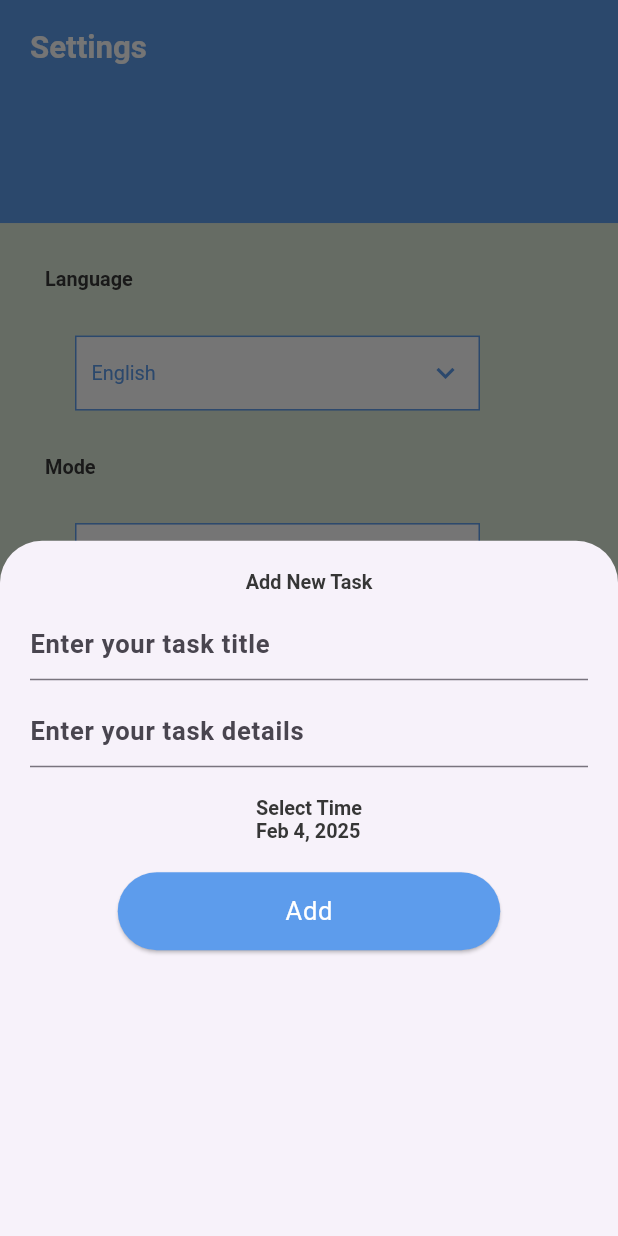
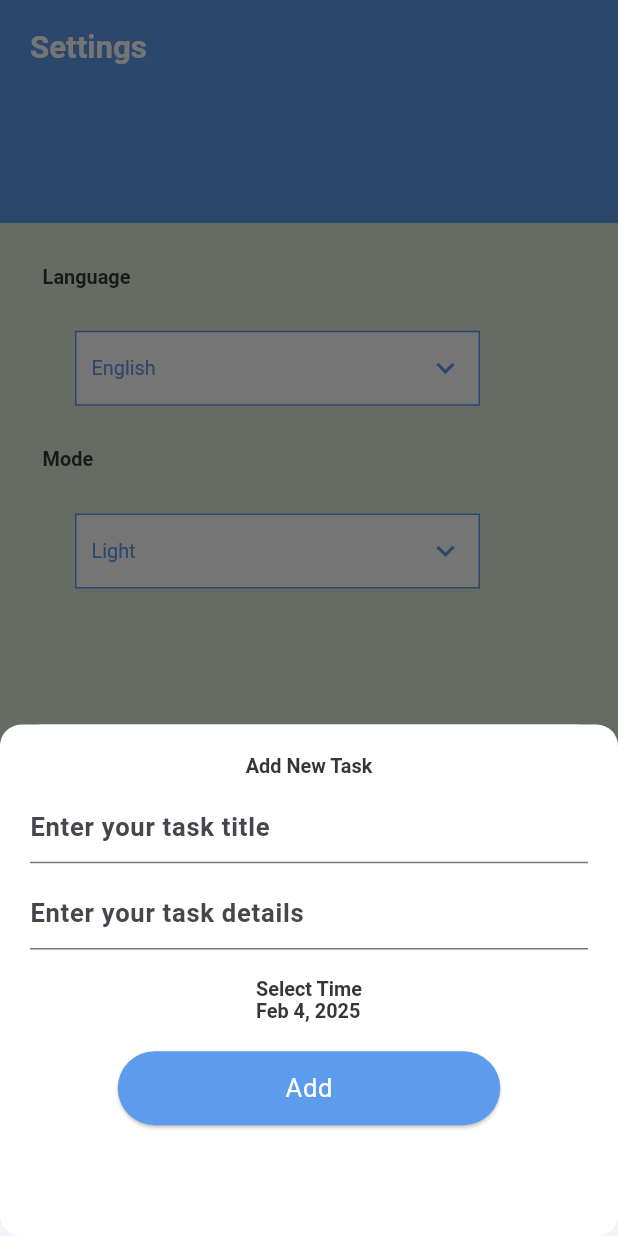
Before and after one commit to KarimYasser15/todo_app, a Flutter app: the screen it shows after launch, item 2 of the bottom bar chosen, after a tap on the "add" icon, on a phone screen of 412 x 824 dp. Run offline on Flutter 3.47's test engine with Material 3 defaults, Android fonts, the phone set to English and light mode, and no system bars; our stand-ins replace cloud_firestore, easy_date_timeline, firebase_core, flutter_screenutil, flutter_slidable; accounts and stored records are empty; generated files the repository leaves out were written again.

Commit message:
Create Task Provider & Implemented Delete Task

```diff
--- a/lib/config/theme/app_theme.dart
+++ b/lib/config/theme/app_theme.dart
@@ -1,4 +1,5 @@
 import 'package:flutter/material.dart';
+import 'package:flutter_screenutil/flutter_screenutil.dart';
 import 'package:todo/config/theme/app_styles.dart';
 import 'package:todo/core/utils/colors_manager.dart';
 
@@ -22,7 +23,7 @@ class AppTheme {
     scaffoldBackgroundColor: ColorsManager.backgroundLight,
     floatingActionButtonTheme: FloatingActionButtonThemeData(
         backgroundColor: ColorsManager.primaryBlue,
-        shape: CircleBorder(side: BorderSide(width: 3, color: Colors.white))),
+        shape: CircleBorder(side: BorderSide(width: 3.w, color: Colors.white))),
   );
   static ThemeData darkTheme = ThemeData(
     textTheme: TextTheme(
@@ -47,6 +48,6 @@ class AppTheme {
     floatingActionButtonTheme: FloatingActionButtonThemeData(
         backgroundColor: ColorsManager.primaryBlue,
         shape: CircleBorder(
-            side: BorderSide(width: 3, color: ColorsManager.blackDark))),
+            side: BorderSide(width: 3.w, color: ColorsManager.blackDark))),
   );
 }
--- a/lib/firebase_functions.dart
+++ b/lib/firebase_functions.dart
@@ -25,4 +25,8 @@ class FirebaseFunctions {
         )
         .toList();
   }
+  static Future<void> deleteTaskFromFirestore(String taskId) async{
+    CollectionReference<TaskModel> taskCollection = getTaskCollection();
+    return taskCollection.doc(taskId).delete();
+  }
 }
--- a/lib/main.dart
+++ b/lib/main.dart
@@ -3,13 +3,19 @@ import 'package:firebase_core/firebase_core.dart';
 import 'package:flutter/material.dart';
 import 'package:provider/provider.dart';
 import 'package:todo/tabs/settings/settings_provider.dart';
+import 'package:todo/tabs/tasks/tasks_provider.dart';
 
 import 'my_app.dart';
 
-void main() async{
+void main() async {
   WidgetsFlutterBinding.ensureInitialized();
   await Firebase.initializeApp();
   await FirebaseFirestore.instance.disableNetwork();
-  runApp(ChangeNotifierProvider(
-      create: (context) => SettingsProvider(), child: MyApp()));
+  runApp(MultiProvider(providers: [
+    ChangeNotifierProvider(
+      create: (_) => SettingsProvider(),
+    ),ChangeNotifierProvider(
+      create: (_) => TasksProvider(),
+    ),
+  ], child: MyApp()));
 }
--- a/lib/my_app.dart
+++ b/lib/my_app.dart
@@ -13,7 +13,7 @@ class MyApp extends StatelessWidget {
   Widget build(BuildContext context) {
     SettingsProvider settingsProvider = Provider.of<SettingsProvider>(context);
     return ScreenUtilInit(
-        designSize: Size(412, 870),
+        designSize: const Size(412, 870),
         splitScreenMode: true,
         minTextAdapt: true,
         builder: (context, child) => MaterialApp(
--- a/lib/screens/home_screen.dart
+++ b/lib/screens/home_screen.dart
@@ -12,7 +12,7 @@ class HomeScreen extends StatefulWidget {
 }
 
 class _HomeScreenState extends State<HomeScreen> {
-  List<Widget> tabs = [TasksTab(), SettingsTab()];
+  List<Widget> tabs = const [TasksTab(), SettingsTab()];
 
   int selectedIndex = 0;
 
@@ -22,7 +22,7 @@ class _HomeScreenState extends State<HomeScreen> {
       body: tabs[selectedIndex],
       bottomNavigationBar: BottomAppBar(
         padding: EdgeInsets.zero,
-        shape: CircularNotchedRectangle(),
+        shape: const CircularNotchedRectangle(),
         notchMargin: 10.w,
         elevation: 0,
         clipBehavior: Clip.hardEdge,
@@ -32,7 +32,7 @@ class _HomeScreenState extends State<HomeScreen> {
             onTap: (index) => setState(() {
                   selectedIndex = index;
                 }),
-            items: [
+            items: const [
               BottomNavigationBarItem(
                   icon: Icon(
                     Icons.list,
@@ -50,9 +50,11 @@ class _HomeScreenState extends State<HomeScreen> {
       floatingActionButton: FloatingActionButton(
         onPressed: () {
           showModalBottomSheet(
-              context: context, builder: (context) => DefaultBottomSheet());
+              isScrollControlled: true,
+              context: context,
+              builder: (context) => DefaultBottomSheet());
         },
-        child: Icon(
+        child: const Icon(
           Icons.add,
           color: ColorsManager.white,
           size: 30,
--- a/lib/tabs/settings/settings_provider.dart
+++ b/lib/tabs/settings/settings_provider.dart
@@ -1,4 +1,3 @@
-import 'package:flutter/cupertino.dart';
 import 'package:flutter/material.dart';
 
 class SettingsProvider with ChangeNotifier
--- a/lib/tabs/settings/settings_tab.dart
+++ b/lib/tabs/settings/settings_tab.dart
@@ -44,14 +44,14 @@ class _SettingsState extends State<SettingsTab> {
           ],
         ),
         Padding(
-          padding: const EdgeInsets.all(30.0),
+          padding:  EdgeInsets.all(30.0.h),
           child: Text(
             AppLocalizations.of(context)!.language,
             style: text.displayMedium,
           ),
         ),
         Padding(
-          padding: const EdgeInsets.symmetric(horizontal: 50.0),
+          padding:  EdgeInsets.symmetric(horizontal: 50.0.w),
           child: Container(
             width: 270,
             decoration: BoxDecoration(
@@ -62,10 +62,10 @@ class _SettingsState extends State<SettingsTab> {
                   color: ColorsManager.primaryBlue,
                 )),
             child: DropdownButton<Language>(
-              padding: EdgeInsets.symmetric(horizontal: 10),
+              padding: EdgeInsets.symmetric(horizontal: 10.w),
               isExpanded: true,
               iconEnabledColor: ColorsManager.primaryBlue,
-              icon: Icon(Icons.keyboard_arrow_down),
+              icon: const Icon(Icons.keyboard_arrow_down),
               style: text.displayMedium!.copyWith(
                   color: ColorsManager.primaryBlue,
                   fontWeight: FontWeight.normal),
@@ -75,8 +75,8 @@ class _SettingsState extends State<SettingsTab> {
               value: languages.firstWhere((language) => language.code == settingsProvider.language),
               items: languages.map((language) {
                 return DropdownMenuItem<Language>(
+                  value: language,
                   child: Text(language.name),
-                  value: language,
                 );
               }).toList(),
               onChanged: (value) {
@@ -89,14 +89,14 @@ class _SettingsState extends State<SettingsTab> {
           ),
         ),
         Padding(
-          padding: const EdgeInsets.all(30.0),
+          padding: EdgeInsets.all(30.0.h),
           child: Text(
             AppLocalizations.of(context)!.mode,
             style: text.displayMedium,
           ),
         ),
         Padding(
-          padding: const EdgeInsets.symmetric(horizontal: 50.0),
+          padding: EdgeInsets.symmetric(horizontal: 50.0.w),
           child: Container(
             width: 270,
             decoration: BoxDecoration(
@@ -107,10 +107,10 @@ class _SettingsState extends State<SettingsTab> {
                   color: ColorsManager.primaryBlue,
                 )),
             child: DropdownButton(
-              padding: EdgeInsets.symmetric(horizontal: 10),
+              padding: EdgeInsets.symmetric(horizontal: 10.w),
               isExpanded: true,
               iconEnabledColor: ColorsManager.primaryBlue,
-              icon: Icon(Icons.keyboard_arrow_down),
+              icon: const Icon(Icons.keyboard_arrow_down),
               underline: Container(
                 color: Colors.transparent,
               ),
@@ -122,8 +122,8 @@ class _SettingsState extends State<SettingsTab> {
                   : AppLocalizations.of(context)!.light,
               items: [AppLocalizations.of(context)!.light, AppLocalizations.of(context)!.dark].map((String value) {
                 return DropdownMenuItem(
+                  value: value,
                   child: Text(value),
-                  value: value,
                 );
               }).toList(),
               onChanged: (value) {
--- a/lib/tabs/tasks/add_task_bottom_sheet.dart
+++ b/lib/tabs/tasks/add_task_bottom_sheet.dart
@@ -1,10 +1,12 @@
 import 'package:flutter/material.dart';
 import 'package:flutter_gen/gen_l10n/app_localizations.dart';
+import 'package:flutter_screenutil/flutter_screenutil.dart';
 import 'package:intl/intl.dart';
 import 'package:provider/provider.dart';
 import 'package:todo/core/utils/colors_manager.dart';
 import 'package:todo/firebase_functions.dart';
 import 'package:todo/tabs/settings/settings_provider.dart';
+import 'package:todo/tabs/tasks/tasks_provider.dart';
 import 'package:todo/widgets/default_submit_form_button.dart';
 import 'package:todo/widgets/default_text_form_field.dart';
 
@@ -25,12 +27,18 @@ class _DefaultBottomSheetState extends State<DefaultBottomSheet> {
   @override
   Widget build(BuildContext context) {
     SettingsProvider settingsProvider = Provider.of<SettingsProvider>(context);
-    return Container(
-     // color: ColorsManager.white,
+    return Padding(
+      padding: EdgeInsets.only(bottom: MediaQuery.of(context).viewInsets.bottom),
+      child: Container(
+        height: 360.h,
+        decoration: BoxDecoration(
+            color: ColorsManager.white,
+            borderRadius: BorderRadius.horizontal(
+                left: Radius.circular(15.r), right: Radius.circular(15.r))),
         child: Form(
           key: formKey,
           child: Padding(
-          padding: EdgeInsets.all(20),
+            padding: EdgeInsets.all(20.w),
             child: Column(
               children: [
                 Text(
@@ -38,7 +46,7 @@ class _DefaultBottomSheetState extends State<DefaultBottomSheet> {
                   style: Theme.of(context).textTheme.displayMedium,
                 ),
                 SizedBox(
-                height: 10,
+                  height: 10.h,
                 ),
                 DefaultTextFormField(
                   hintText: AppLocalizations.of(context)!.enterYourTask,
@@ -51,7 +59,7 @@ class _DefaultBottomSheetState extends State<DefaultBottomSheet> {
                   },
                 ),
                 SizedBox(
-                height: 10,
+                  height: 10.h,
                 ),
                 DefaultTextFormField(
                     hintText: AppLocalizations.of(context)!.enterYourTaskDetails,
@@ -63,7 +71,7 @@ class _DefaultBottomSheetState extends State<DefaultBottomSheet> {
                       return null;
                     }),
                 SizedBox(
-                height: 20,
+                  height: 20.h,
                 ),
                 InkWell(
                   child: Text(
@@ -87,14 +95,12 @@ class _DefaultBottomSheetState extends State<DefaultBottomSheet> {
                   },
                 ),
                 SizedBox(
-                height: 20,
+                  height: 20.h,
                 ),
                 DefaultSubmitFormButton(
-                  onPressed: () async{
-                    if(formKey.currentState!.validate())
-                      {
-                        TaskModel task = TaskModel(name: taskName.text, description: taskDescription.text, date: selectedDate!);
-                        await FirebaseFunctions.addTaskToFirestore(task);
+                    onPressed: () async {
+                      if (formKey.currentState!.validate()) {
+                        addTask();
                       }
                     },
                     label: "Add"),
@@ -102,6 +108,25 @@ class _DefaultBottomSheetState extends State<DefaultBottomSheet> {
             ),
           ),
         ),
+      ),
+    );
+  }
+
+  void addTask() {
+    TaskModel task = TaskModel(
+        name: taskName.text,
+        description: taskDescription.text,
+        date: selectedDate!);
+    FirebaseFunctions.addTaskToFirestore(task).timeout(
+      Duration(microseconds: 100),
+      onTimeout: () {
+        Navigator.of(context).pop();
+        Provider.of<TasksProvider>(context, listen: false).getTasks();
+      },
+    ).catchError(
+      (error) {
+        print(error);
+      },
     );
   }
 }
--- /dev/null
+++ b/lib/tabs/tasks/tasks_provider.dart
@@ -0,0 +1,26 @@
+import 'package:flutter/widgets.dart';
+
+import '../../firebase_functions.dart';
+import '../../models/task_model.dart';
+
+class TasksProvider with ChangeNotifier {
+  List<TaskModel> tasks = [];
+  DateTime selectedDate = DateTime.now();
+
+  Future<void> getTasks() async {
+    List<TaskModel> allTasks = await FirebaseFunctions.getTaskFromFirestore();
+    tasks = allTasks
+        .where((task) =>
+            (task.date.day == selectedDate.day &&
+            task.date.month == selectedDate.month &&
+            task.date.year == selectedDate.year))
+        .toList();
+    notifyListeners();
+  }
+
+  void getTasksByDate(DateTime changedDate) {
+    selectedDate = changedDate;
+    getTasks();
+  }
+
+}
--- a/lib/tabs/tasks/tasks_tab.dart
+++ b/lib/tabs/tasks/tasks_tab.dart
@@ -3,10 +3,9 @@ import 'package:provider/provider.dart';
 import 'package:todo/core/utils/colors_manager.dart';
 import 'package:flutter_screenutil/flutter_screenutil.dart';
 import 'package:easy_date_timeline/easy_date_timeline.dart';
-import 'package:todo/firebase_functions.dart';
-import 'package:todo/models/task_model.dart';
 import 'package:todo/tabs/settings/settings_provider.dart';
 import 'package:todo/tabs/tasks/task_item.dart';
+import 'package:todo/tabs/tasks/tasks_provider.dart';
 
 class TasksTab extends StatefulWidget {
   const TasksTab({super.key});
@@ -15,15 +14,17 @@ class TasksTab extends StatefulWidget {
   State<TasksTab> createState() => _TasksTabState();
 }
 
+bool shouldGetTasks = true;
+
 class _TasksTabState extends State<TasksTab> {
-  List<TaskModel> tasks = [];
-
   @override
   Widget build(BuildContext context) {
     TextTheme text = Theme.of(context).textTheme;
     SettingsProvider settingsProvider = Provider.of<SettingsProvider>(context);
-    if (tasks.isEmpty) {
-      getTasks();
+    TasksProvider tasksProvider = Provider.of<TasksProvider>(context);
+    if (shouldGetTasks) {
+      tasksProvider.getTasks();
+      shouldGetTasks = false;
     }
     return Column(
       children: [
@@ -48,12 +49,22 @@ class _TasksTabState extends State<TasksTab> {
                   locale: settingsProvider.language,
                   showTimelineHeader: false,
                   firstDate: DateTime.now().subtract(Duration(days: 365)),
-                  focusDate: DateTime.now(),
+                  focusDate: tasksProvider.selectedDate,
+                  onDateChange: (date) => tasksProvider.getTasksByDate(date),
                   lastDate: DateTime.now().add(Duration(days: 365)),
                   dayProps: EasyDayProps(
                     height: 79.h,
                     width: 58.w,
                     dayStructure: DayStructure.dayStrDayNum,
+                    todayStyle: DayStyle(
+                        decoration: BoxDecoration(
+                            color:
+                                Theme.of(context).brightness == Brightness.light
+                                    ? ColorsManager.white
+                                    : ColorsManager.blackDark,
+                            borderRadius: BorderRadius.circular(5.r)),
+                        dayStrStyle: text.headlineMedium,
+                        dayNumStyle: text.headlineMedium),
                     activeDayStyle: DayStyle(
                         decoration: BoxDecoration(
                             color:
@@ -84,20 +95,14 @@ class _TasksTabState extends State<TasksTab> {
           child: ListView.builder(
             itemBuilder: (context, index) {
               return TaskItem(
-                taskTitle: tasks[index].name,
-                taskDescription: tasks[index].description,
+                task: tasksProvider.tasks[index],
               );
             },
-            itemCount: tasks.length,
+            itemCount: tasksProvider.tasks.length,
             padding: EdgeInsets.only(top: 8.h),
           ),
         )
       ],
     );
   }
-
-  Future<void> getTasks() async {
-    tasks = await FirebaseFunctions.getTaskFromFirestore();
-    setState(() {});
-  }
 }
--- a/lib/widgets/default_submit_form_button.dart
+++ b/lib/widgets/default_submit_form_button.dart
@@ -1,4 +1,5 @@
 import 'package:flutter/material.dart';
+import 'package:flutter_screenutil/flutter_screenutil.dart';
 import 'package:todo/core/utils/colors_manager.dart';
 
 class DefaultSubmitFormButton extends StatelessWidget {
@@ -11,13 +12,13 @@ class DefaultSubmitFormButton extends StatelessWidget {
   Widget build(BuildContext context) {
     return ElevatedButton(
       onPressed: onPressed,
+      style: ElevatedButton.styleFrom(
+          backgroundColor: ColorsManager.primaryBlue, fixedSize: Size(255.w, 52.h)),
       child: Text(
         label,
         style: Theme.of(context).textTheme.bodyLarge!.copyWith(
             color: ColorsManager.white, fontWeight: FontWeight.normal),
       ),
-      style: ElevatedButton.styleFrom(
-          backgroundColor: ColorsManager.primaryBlue, fixedSize: Size(255, 52)),
     );
   }
 }
--- a/pubspec.yaml
+++ b/pubspec.yaml
@@ -39,9 +39,11 @@ dependencies:
   cupertino_icons: ^1.0.8
   flutter_native_splash: ^2.4.4
   easy_date_timeline: ^2.0.6
+  flutter_screenutil: ^5.9.3
   provider: ^6.1.2
   firebase_core: ^3.10.1
   cloud_firestore: ^5.6.2
+  flutter_slidable: ^4.0.0
 dev_dependencies:
   flutter_test:
     sdk: flutter
@@ -52,8 +54,6 @@ dev_dependencies:
   # package. See that file for information about deactivating specific lint
   # rules and activating additional ones.
   flutter_lints: ^4.0.0
-  flutter_screenutil: ^5.9.3
-  easy_date_timeline: ^2.0.6
 # For information on the generic Dart part of this file, see the
 # following page: https://dart.dev/tools/pub/pubspec
 
```
Also changed, not shown: lib/tabs/tasks/task_item.dart (+42 -7 lines), pubspec.lock, 1 other file. Lines whose indentation alone changed are shown as unchanged.
